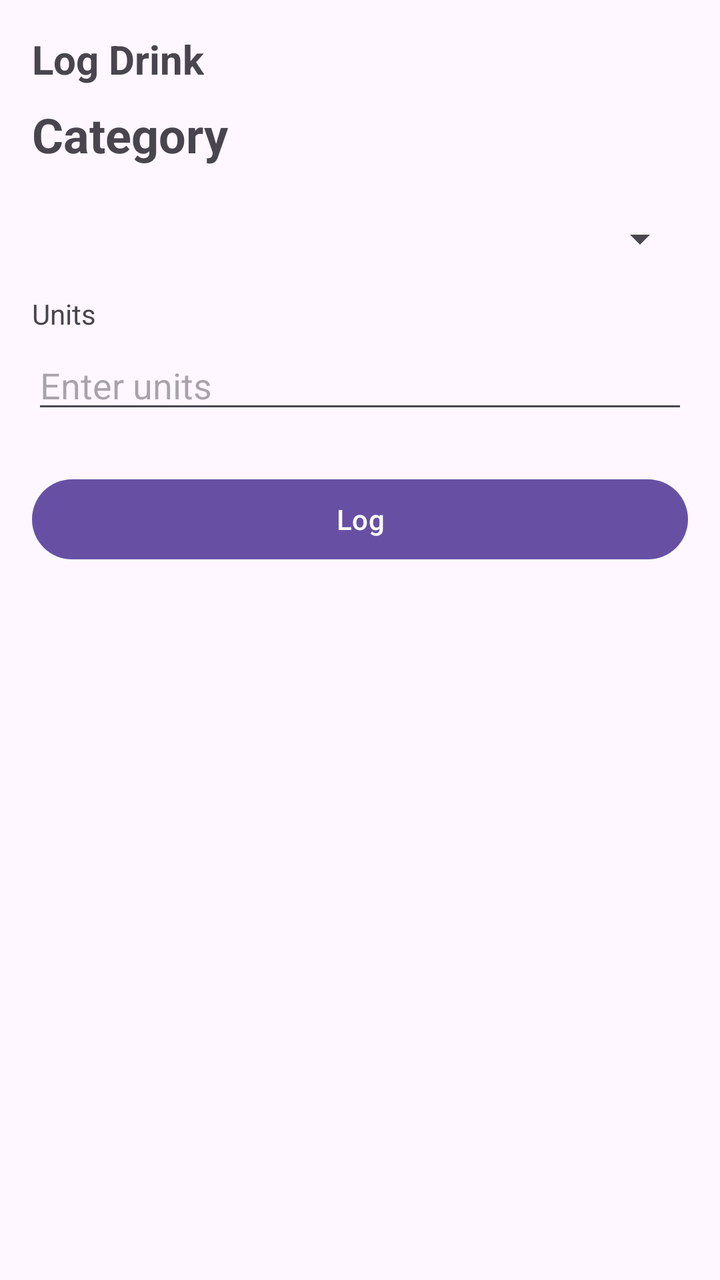
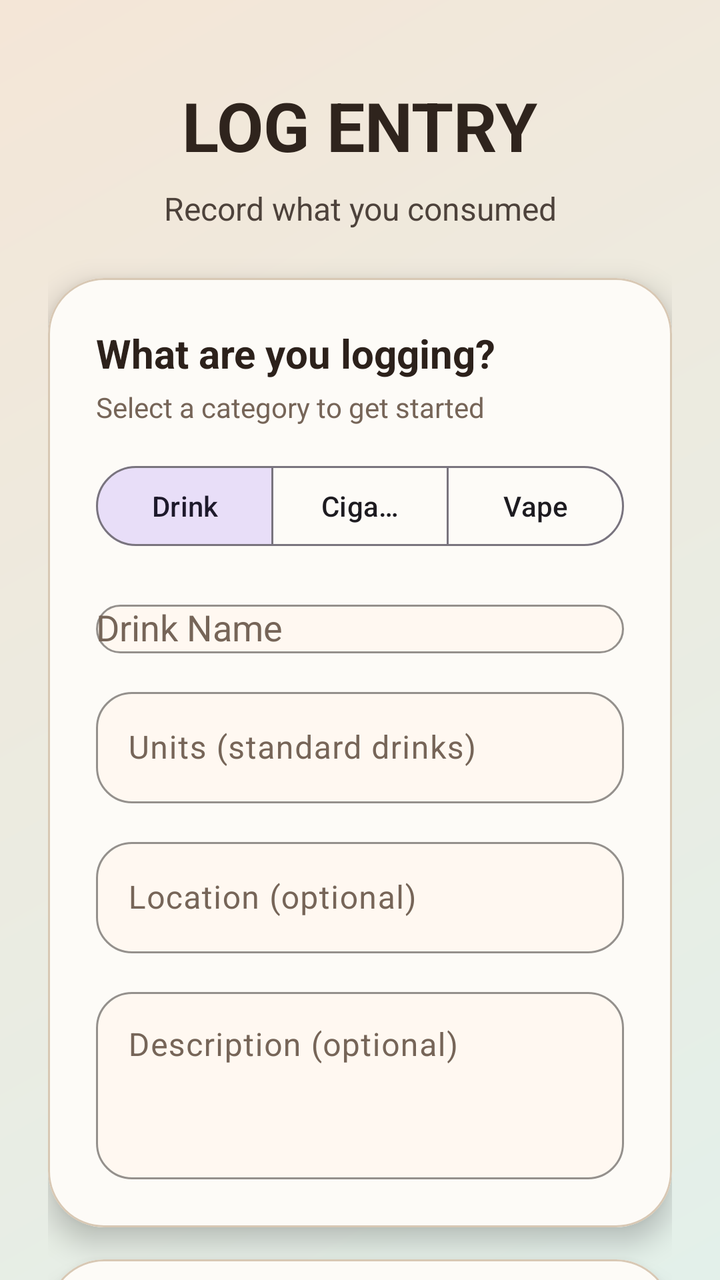

Two renders of the same Android screen: before a commit and after it. Below are the layout's source before the change and the commit's diff.
<!-- AndroidManifest.xml: application theme Theme.ZeroVelocity -->
<!-- res/layout/fragment_log_drink.xml -->
<?xml version="1.0" encoding="utf-8"?>
<LinearLayout xmlns:android="http://schemas.android.com/apk/res/android"
    android:layout_width="match_parent"
    android:layout_height="match_parent"
    android:orientation="vertical"
    android:padding="16dp">

    <TextView
        android:layout_width="wrap_content"
        android:layout_height="wrap_content"
        android:text="Log Drink"
        android:textSize="20sp"
        android:textStyle="bold"
        android:layout_marginBottom="8dp" />

    <TextView
        android:layout_width="wrap_content"
        android:layout_height="wrap_content"
        android:text="Category"
        android:textSize="24sp"
        android:textStyle="bold"
        android:layout_marginBottom="24dp" />

    <Spinner
        android:layout_width="match_parent"
        android:layout_height="wrap_content"
        android:id = "@+id/spinnerCategory"
        android:layout_marginBottom="16dp">
    </Spinner>

    <TextView
        android:layout_width="wrap_content"
        android:layout_height="wrap_content"
        android:text="Units"
        android:textSize="14sp"
        android:layout_marginBottom="4dp">
    </TextView>

    <EditText
        android:layout_width="match_parent"
        android:layout_height="wrap_content"
        android:hint="Enter units"
        android:inputType="numberDecimal"
        android:layout_marginBottom="24dp"
        android:id = "@+id/editTextUnits">
    </EditText>

    <Button
        android:layout_width="match_parent"
        android:layout_height="wrap_content"
        android:text="Log"
        android:id = "@+id/buttonLog">
    </Button>
</LinearLayout>
<!-- resources referenced by this layout -->
<resources>
  <style name="Theme.ZeroVelocity" parent="Base.Theme.ZeroVelocity" />
  <style name="Base.Theme.ZeroVelocity" parent="Theme.Material3.DayNight.NoActionBar">
          
          
      </style>
</resources>

<!-- the commit's change to res/layout/fragment_log_drink.xml (unified diff, before → after) -->
@@ -1,54 +1,305 @@
 <?xml version="1.0" encoding="utf-8"?>
-<LinearLayout xmlns:android="http://schemas.android.com/apk/res/android"
+<androidx.core.widget.NestedScrollView xmlns:android="http://schemas.android.com/apk/res/android"
+    xmlns:app="http://schemas.android.com/apk/res-auto"
     android:layout_width="match_parent"
     android:layout_height="match_parent"
-    android:orientation="vertical"
-    android:padding="16dp">
-
-    <TextView
-        android:layout_width="wrap_content"
-        android:layout_height="wrap_content"
-        android:text="Log Drink"
-        android:textSize="20sp"
-        android:textStyle="bold"
-        android:layout_marginBottom="8dp" />
-
-    <TextView
-        android:layout_width="wrap_content"
-        android:layout_height="wrap_content"
-        android:text="Category"
-        android:textSize="24sp"
-        android:textStyle="bold"
-        android:layout_marginBottom="24dp" />
-
-    <Spinner
+    android:background="@drawable/auth_screen_background"
+    android:fillViewport="true">
+
+    <LinearLayout
         android:layout_width="match_parent"
         android:layout_height="wrap_content"
-        android:id = "@+id/spinnerCategory"
-        android:layout_marginBottom="16dp">
-    </Spinner>
-
-    <TextView
-        android:layout_width="wrap_content"
-        android:layout_height="wrap_content"
-        android:text="Units"
-        android:textSize="14sp"
-        android:layout_marginBottom="4dp">
-    </TextView>
-
-    <EditText
-        android:layout_width="match_parent"
-        android:layout_height="wrap_content"
-        android:hint="Enter units"
-        android:inputType="numberDecimal"
-        android:layout_marginBottom="24dp"
-        android:id = "@+id/editTextUnits">
-    </EditText>
-
-    <Button
-        android:layout_width="match_parent"
-        android:layout_height="wrap_content"
-        android:text="Log"
-        android:id = "@+id/buttonLog">
-    </Button>
-</LinearLayout>
+        android:gravity="center_horizontal"
+        android:orientation="vertical"
+        android:padding="24dp">
+
+        
+        <TextView
+            android:layout_width="wrap_content"
+            android:layout_height="wrap_content"
+            android:layout_marginTop="16dp"
+            android:text="LOG ENTRY"
+            android:textColor="@color/auth_brand_ink"
+            android:textSize="34sp"
+            android:textStyle="bold" />
+
+        <TextView
+            android:layout_width="wrap_content"
+            android:layout_height="wrap_content"
+            android:layout_marginTop="8dp"
+            android:alpha="0.85"
+            android:text="Record what you consumed"
+            android:textAlignment="center"
+            android:textColor="@color/auth_brand_ink"
+            android:textSize="16sp" />
+
+        
+        <com.google.android.material.card.MaterialCardView
+            android:layout_width="match_parent"
+            android:layout_height="wrap_content"
+            android:layout_marginTop="24dp"
+            app:cardBackgroundColor="@color/auth_surface"
+            app:cardCornerRadius="28dp"
+            app:cardElevation="8dp"
+            app:strokeColor="@color/auth_card_stroke"
+            app:strokeWidth="1dp">
+
+            <LinearLayout
+                android:layout_width="match_parent"
+                android:layout_height="wrap_content"
+                android:orientation="vertical"
+                android:padding="24dp">
+
+                <TextView
+                    android:layout_width="wrap_content"
+                    android:layout_height="wrap_content"
+                    android:text="What are you logging?"
+                    android:textColor="@color/auth_text_primary"
+                    android:textSize="20sp"
+                    android:textStyle="bold" />
+
+                <TextView
+                    android:layout_width="wrap_content"
+                    android:layout_height="wrap_content"
+                    android:layout_marginTop="4dp"
+                    android:layout_marginBottom="16dp"
+                    android:text="Select a category to get started"
+                    android:textColor="@color/auth_text_secondary"
+                    android:textSize="14sp" />
+
+                
+                <com.google.android.material.button.MaterialButtonToggleGroup
+                    android:id="@+id/toggle_category"
+                    android:layout_width="match_parent"
+                    android:layout_height="wrap_content"
+                    android:layout_marginBottom="20dp"
+                    app:checkedButton="@id/btn_log_drink"
+                    app:selectionRequired="true"
+                    app:singleSelection="true">
+
+                    <com.google.android.material.button.MaterialButton
+                        android:id="@+id/btn_log_drink"
+                        style="@style/Widget.Material3.Button.OutlinedButton"
+                        android:layout_width="0dp"
+                        android:layout_height="wrap_content"
+                        android:layout_weight="1"
+                        android:text="Drink"
+                        android:textAllCaps="false" />
+
+                    <com.google.android.material.button.MaterialButton
+                        android:id="@+id/btn_log_cigarette"
+                        style="@style/Widget.Material3.Button.OutlinedButton"
+                        android:layout_width="0dp"
+                        android:layout_height="wrap_content"
+                        android:layout_weight="1"
+                        android:text="Cigarette"
+                        android:textAllCaps="false" />
+
+                    <com.google.android.material.button.MaterialButton
+                        android:id="@+id/btn_log_vape"
+                        style="@style/Widget.Material3.Button.OutlinedButton"
+                        android:layout_width="0dp"
+                        android:layout_height="wrap_content"
+                        android:layout_weight="1"
+                        android:text="Vape"
+                        android:textAllCaps="false" />
+
+                </com.google.android.material.button.MaterialButtonToggleGroup>
+
+                
+                <com.google.android.material.textfield.TextInputLayout
+                    android:id="@+id/til_item_name"
+                    style="@style/Widget.ZeroVelocity.AuthInputLayout"
+                    android:layout_width="match_parent"
+                    android:layout_height="wrap_content"
+                    android:hint="Drink Name">
+
+                    <AutoCompleteTextView
+                        android:id="@+id/et_item_name"
+                        android:layout_width="match_parent"
+                        android:layout_height="wrap_content"
+                        android:completionThreshold="1"
+                        android:inputType="textCapWords"
+                        android:textColor="@color/auth_text_primary"
+                        android:textColorHint="@color/auth_text_secondary" />
+                </com.google.android.material.textfield.TextInputLayout>
+
+                
+                <com.google.android.material.textfield.TextInputLayout
+                    android:id="@+id/til_units"
+                    style="@style/Widget.ZeroVelocity.AuthInputLayout"
+                    android:layout_width="match_parent"
+                    android:layout_height="wrap_content"
+                    android:layout_marginTop="14dp"
+                    android:hint="Units (standard drinks)">
+
+                    <com.google.android.material.textfield.TextInputEditText
+                        android:id="@+id/et_units"
+                        android:layout_width="match_parent"
+                        android:layout_height="wrap_content"
+                        android:inputType="numberDecimal"
+                        android:textColor="@color/auth_text_primary"
+                        android:textColorHint="@color/auth_text_secondary" />
+                </com.google.android.material.textfield.TextInputLayout>
+
+                
+                <com.google.android.material.textfield.TextInputLayout
+                    style="@style/Widget.ZeroVelocity.AuthInputLayout"
+                    android:layout_width="match_parent"
+                    android:layout_height="wrap_content"
+                    android:layout_marginTop="14dp"
+                    android:hint="Location (optional)">
+
+                    <com.google.android.material.textfield.TextInputEditText
+                        android:id="@+id/et_location"
+                        android:layout_width="match_parent"
+                        android:layout_height="wrap_content"
+                        android:inputType="textCapWords"
+                        android:textColor="@color/auth_text_primary"
+                        android:textColorHint="@color/auth_text_secondary" />
+                </com.google.android.material.textfield.TextInputLayout>
+
+                
+                <com.google.android.material.textfield.TextInputLayout
+                    style="@style/Widget.ZeroVelocity.AuthInputLayout"
+                    android:layout_width="match_parent"
+                    android:layout_height="wrap_content"
+                    android:layout_marginTop="14dp"
+                    android:hint="Description (optional)">
+
+                    <com.google.android.material.textfield.TextInputEditText
+                        android:id="@+id/et_description"
+                        android:layout_width="match_parent"
+                        android:layout_height="wrap_content"
+                        android:gravity="top"
+                        android:inputType="textMultiLine|textCapSentences"
+                        android:lines="3"
+                        android:textColor="@color/auth_text_primary"
+                        android:textColorHint="@color/auth_text_secondary" />
+                </com.google.android.material.textfield.TextInputLayout>
+
+            </LinearLayout>
+        </com.google.android.material.card.MaterialCardView>
+
+        
+        <com.google.android.material.card.MaterialCardView
+            android:layout_width="match_parent"
+            android:layout_height="wrap_content"
+            android:layout_marginTop="16dp"
+            app:cardBackgroundColor="@color/auth_surface"
+            app:cardCornerRadius="28dp"
+            app:cardElevation="8dp"
+            app:strokeColor="@color/auth_card_stroke"
+            app:strokeWidth="1dp">
+
+            <LinearLayout
+                android:layout_width="match_parent"
+                android:layout_height="wrap_content"
+                android:orientation="vertical"
+                android:padding="24dp">
+
+                <TextView
+                    android:layout_width="wrap_content"
+                    android:layout_height="wrap_content"
+                    android:layout_marginBottom="12dp"
+                    android:letterSpacing="0.08"
+                    android:text="PHOTO"
+                    android:textColor="@color/auth_text_secondary"
+                    android:textSize="12sp"
+                    android:textStyle="bold" />
+
+                
+                <com.google.android.material.card.MaterialCardView
+                    android:id="@+id/card_photo_area"
+                    android:layout_width="match_parent"
+                    android:layout_height="180dp"
+                    android:clickable="true"
+                    android:focusable="true"
+                    app:cardBackgroundColor="@color/auth_input_fill"
+                    app:cardCornerRadius="18dp"
+                    app:cardElevation="0dp"
+                    app:strokeColor="@color/auth_input_stroke"
+                    app:strokeWidth="1dp">
+
+                    
+                    <LinearLayout
+                        android:id="@+id/ll_photo_placeholder"
+                        android:layout_width="match_parent"
+                        android:layout_height="match_parent"
+                        android:gravity="center"
+                        android:orientation="vertical">
+
+                        <TextView
+                            android:layout_width="wrap_content"
+                            android:layout_height="wrap_content"
+                            android:layout_marginBottom="8dp"
+                            android:text="📷"
+                            android:textSize="38sp" />
+
+                        <TextView
+                            android:layout_width="wrap_content"
+                            android:layout_height="wrap_content"
+                            android:text="Add a photo (required)"
+                            android:textColor="@color/auth_text_secondary"
+                            android:textSize="14sp" />
+                    </LinearLayout>
+
+                    
+                    <ImageView
+                        android:id="@+id/iv_preview"
+                        android:layout_width="match_parent"
+                        android:layout_height="match_parent"
+                        android:contentDescription="Selected photo"
+                        android:scaleType="centerCrop"
+                        android:visibility="gone" />
+
+                </com.google.android.material.card.MaterialCardView>
+
+                
+                <LinearLayout
+                    android:layout_width="match_parent"
+                    android:layout_height="wrap_content"
+                    android:layout_marginTop="10dp"
+                    android:orientation="horizontal">
+
+                    <com.google.android.material.button.MaterialButton
+                        android:id="@+id/btn_gallery"
+                        style="@style/Widget.Material3.Button.OutlinedButton"
+                        android:layout_width="0dp"
+                        android:layout_height="wrap_content"
+                        android:layout_weight="1"
+                        android:text="Gallery"
+                        android:textAllCaps="false"
+                        app:strokeColor="@color/auth_input_stroke" />
+
+                    <com.google.android.material.button.MaterialButton
+                        android:id="@+id/btn_camera"
+                        style="@style/Widget.Material3.Button.OutlinedButton"
+                        android:layout_width="0dp"
+                        android:layout_height="wrap_content"
+                        android:layout_weight="1"
+                        android:layout_marginStart="10dp"
+                        android:text="Camera"
+                        android:textAllCaps="false"
+                        app:strokeColor="@color/auth_input_stroke" />
+
+                </LinearLayout>
+            </LinearLayout>
+        </com.google.android.material.card.MaterialCardView>
+
+        
+        <com.google.android.material.button.MaterialButton
+            android:id="@+id/btn_log"
+            android:layout_width="match_parent"
+            android:layout_height="wrap_content"
+            android:layout_marginTop="20dp"
+            android:layout_marginBottom="24dp"
+            android:minHeight="56dp"
+            android:text="Log Entry"
+            android:textAllCaps="false"
+            android:textSize="16sp"
+            app:backgroundTint="@color/auth_button"
+            app:cornerRadius="18dp" />
+
+    </LinearLayout>
+</androidx.core.widget.NestedScrollView>
<!-- resource entries referenced after the edit -->
@@ -1,6 +1,36 @@
 <!-- resources referenced by this layout -->
 <resources>
+  <color name="auth_brand_ink">#2F241D</color>
+  <color name="auth_button">#B65E3C</color>
+  <color name="auth_card_stroke">#D8C8B4</color>
+  <color name="auth_input_fill">#FFF8F1</color>
+  <color name="auth_input_stroke">#C9B49C</color>
+  <color name="auth_surface">#FDFBF7</color>
+  <color name="auth_text_primary">#2C211B</color>
+  <color name="auth_text_secondary">#766558</color>
+  <!-- drawable auth_screen_background (drawable) -->
+  <?xml version="1.0" encoding="utf-8"?>
+  <shape xmlns:android="http://schemas.android.com/apk/res/android">
+      
+      <gradient
+          android:angle="315"
+          android:endColor="@color/auth_background_end"
+          android:startColor="@color/auth_background_start" />
+  </shape>
+  <style name="Widget.ZeroVelocity.AuthInputLayout" parent="Widget.Material3.TextInputLayout.OutlinedBox">
+          <item name="boxBackgroundColor">@color/auth_input_fill</item>
+          <item name="boxCornerRadiusTopStart">18dp</item>
+          <item name="boxCornerRadiusTopEnd">18dp</item>
+          <item name="boxCornerRadiusBottomStart">18dp</item>
+          <item name="boxCornerRadiusBottomEnd">18dp</item>
+          <item name="boxStrokeColor">@color/auth_input_stroke</item>
+          <item name="hintTextColor">@color/auth_text_secondary</item>
+          <item name="android:textColorHint">@color/auth_text_secondary</item>
+          <item name="endIconTint">@color/auth_text_secondary</item>
+      </style>
   <style name="Theme.ZeroVelocity" parent="Base.Theme.ZeroVelocity" />
+  <color name="auth_background_end">#E3F0EA</color>
+  <color name="auth_background_start">#F4E6D7</color>
   <style name="Base.Theme.ZeroVelocity" parent="Theme.Material3.DayNight.NoActionBar">
           
           
